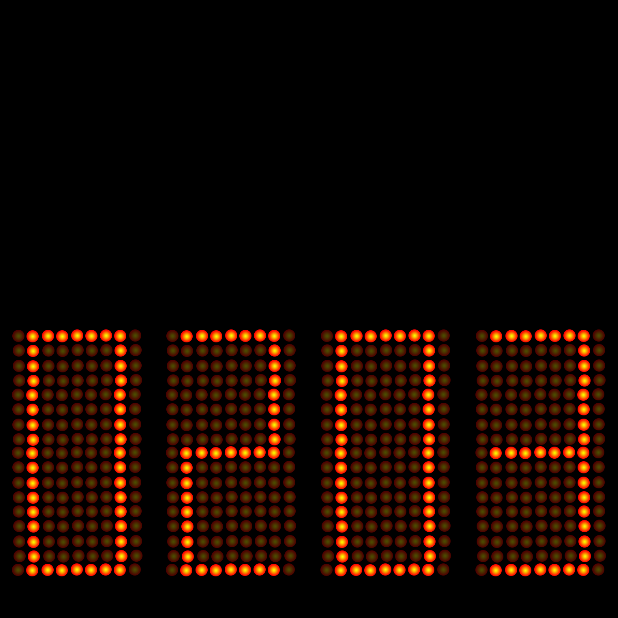
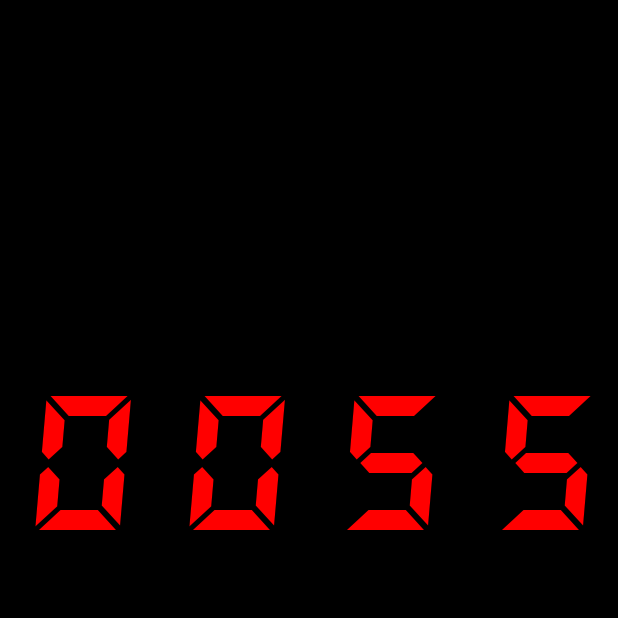
Before and after one commit to StopItGame/StopIt, an Android app: the MainActivity screen opened directly, with no data from a screen before it, on a phone screen of 412 x 824 dp, the top half of it. Run offline under Robolectric (Android 15) with nearby library versions, the light colour scheme and no system bars.

Commit message:
Change to text mode

```diff
--- a/app/src/main/java/com/stopit/game/MainActivity.java
+++ b/app/src/main/java/com/stopit/game/MainActivity.java
@@ -1,11 +1,11 @@
 package com.stopit.game;
 
 import android.app.Activity;
-import android.graphics.drawable.Drawable;
+import android.content.Context;
+import android.graphics.Typeface;
 import android.os.Bundle;
 import android.os.CountDownTimer;
-import android.util.Log;
-import android.widget.ImageView;
+import android.widget.TextView;
 
 
 public class MainActivity extends Activity {
@@ -20,32 +20,44 @@ public class MainActivity extends Activity {
     private int prevHundred = 0;
     private int prevThousand = 0;
 
-    private ImageView thousandImage;
-    private ImageView hundredImage;
-    private ImageView tenImage;
-    private ImageView unitImage;
+    private TextView countTextThousand;
+    private TextView countTextHundred;
+    private TextView countTextTen;
+    private TextView countTextUnit;
+
+    private Context context;
 
     @Override
     protected void onCreate(Bundle savedInstanceState) {
         super.onCreate(savedInstanceState);
         setContentView(R.layout.activity_main);
-
-        thousandImage = (ImageView) findViewById(R.id.activity_main_image_thousand);
-        hundredImage = (ImageView) findViewById(R.id.activity_main_image_hundred);
-        tenImage = (ImageView) findViewById(R.id.activity_main_image_ten);
-        unitImage = (ImageView) findViewById(R.id.activity_main_image_unit);
-
-        count = 0;
-        updateLights(count);
-
-        timer = new CountDownTimer(60 * 1000, 1) {
+        context = this;
+        countTextThousand = (TextView) findViewById(R.id.activity_main_textview_thousand);
+        countTextHundred = (TextView) findViewById(R.id.activity_main_textview_hundred);
+        countTextTen = (TextView) findViewById(R.id.activity_main_textview_ten);
+        countTextUnit = (TextView) findViewById(R.id.activity_main_textview_unit);
+        Typeface tf = Typeface.createFromAsset(getAssets(), "digital.ttf");
+        countTextThousand.setTypeface(tf);
+        countTextHundred.setTypeface(tf);
+        countTextTen.setTypeface(tf);
+        countTextUnit.setTypeface(tf);
+        countTextThousand.setText("0");
+        countTextHundred.setText("0");
+        countTextTen.setText("0");
+        countTextUnit.setText("0");
+        timer = new CountDownTimer(60 * 1000, 50) {
             @Override
             public void onTick(long millisUntilFinished) {
-                Log.d(TAG, "Count = " + count);
                 count++;
                 if (count < 10000) {
-                    updateLights(count);
-                    Log.d(TAG, "Updated lights for count = " + count);
+                    int unit = count % 10;
+                    int ten = (count / 10) % 10;
+                    int hundred = (count / 100) % 10;
+                    int thousand = (count / 1000);
+                    countTextThousand.setText(thousand + "");
+                    countTextHundred.setText(hundred + "");
+                    countTextTen.setText(ten + "");
+                    countTextUnit.setText(unit + "");
                 }
             }
 
@@ -58,56 +70,4 @@ public class MainActivity extends Activity {
 
     }
 
-    private void updateLights(int count) {
-
-        int unit = count % 10;
-        int ten = (count / 10) % 10;
-        int hundred = (count / 100) % 10;
-        int thousand = (count / 1000);
-
-        if ((unit != prevUnit) || (count == 0)) {
-            unitImage.setImageDrawable(getDrawableImage(unit));
-        }
-        if ((ten != prevTen) || (count == 0)) {
-            tenImage.setImageDrawable(getDrawableImage(ten));
-        }
-        if ((hundred != prevHundred) || (count == 0)) {
-            hundredImage.setImageDrawable(getDrawableImage(hundred));
-        }
-        if ((thousand != prevThousand) || (count == 0)) {
-            thousandImage.setImageDrawable(getDrawableImage(thousand));
-        }
-        prevThousand = thousand;
-        prevHundred = hundred;
-        prevTen = ten;
-        prevUnit = unit;
-    }
-
-    private Drawable getDrawableImage(int number) {
-        switch (number) {
-            case 0:
-                return getResources().getDrawable(R.drawable.zero);
-            case 1:
-                return getResources().getDrawable(R.drawable.one);
-            case 2:
-                return getResources().getDrawable(R.drawable.two);
-            case 3:
-                return getResources().getDrawable(R.drawable.three);
-            case 4:
-                return getResources().getDrawable(R.drawable.four);
-            case 5:
-                return getResources().getDrawable(R.drawable.five);
-            case 6:
-                return getResources().getDrawable(R.drawable.six);
-            case 7:
-                return getResources().getDrawable(R.drawable.seven);
-            case 8:
-                return getResources().getDrawable(R.drawable.eight);
-            case 9:
-                return getResources().getDrawable(R.drawable.nine);
-            default:
-                return null;
-        }
-    }
-
 }
--- a/app/src/main/res/layout/activity_main.xml
+++ b/app/src/main/res/layout/activity_main.xml
@@ -15,37 +15,49 @@
 
     <LinearLayout
         android:layout_width="fill_parent"
-        android:layout_height="166dp"
+        android:layout_height="0dp"
+        android:layout_weight="1"
         android:orientation="horizontal">
 
-        <ImageView
-            android:id="@+id/activity_main_image_thousand"
+        <TextView
+            android:id="@+id/activity_main_textview_thousand"
             android:layout_width="0dp"
             android:layout_height="fill_parent"
             android:layout_weight="1"
-            android:src="@drawable/zero" />
+            android:gravity="center"
+            android:text="0"
+            android:textColor="#FF0000"
+            android:textSize="140sp" />
 
-        <ImageView
-            android:id="@+id/activity_main_image_hundred"
+        <TextView
+            android:id="@+id/activity_main_textview_hundred"
             android:layout_width="0dp"
             android:layout_height="fill_parent"
             android:layout_weight="1"
-            android:src="@drawable/zero" />
+            android:gravity="center"
+            android:text="0"
+            android:textColor="#FF0000"
+            android:textSize="140sp" />
 
-        <ImageView
-            android:id="@+id/activity_main_image_ten"
+        <TextView
+            android:id="@+id/activity_main_textview_ten"
             android:layout_width="0dp"
             android:layout_height="fill_parent"
             android:layout_weight="1"
-            android:src="@drawable/zero" />
+            android:gravity="center"
+            android:text="0"
+            android:textColor="#FF0000"
+            android:textSize="140sp" />
 
-        <ImageView
-            android:id="@+id/activity_main_image_unit"
+        <TextView
+            android:id="@+id/activity_main_textview_unit"
             android:layout_width="0dp"
             android:layout_height="fill_parent"
             android:layout_weight="1"
-            android:src="@drawable/zero" />
-
+            android:gravity="center"
+            android:text="0"
+            android:textColor="#FF0000"
+            android:textSize="140sp" />
     </LinearLayout>
 
     <LinearLayout
```
Also changed, not shown: app/src/main/assets/digital.ttf (added).
